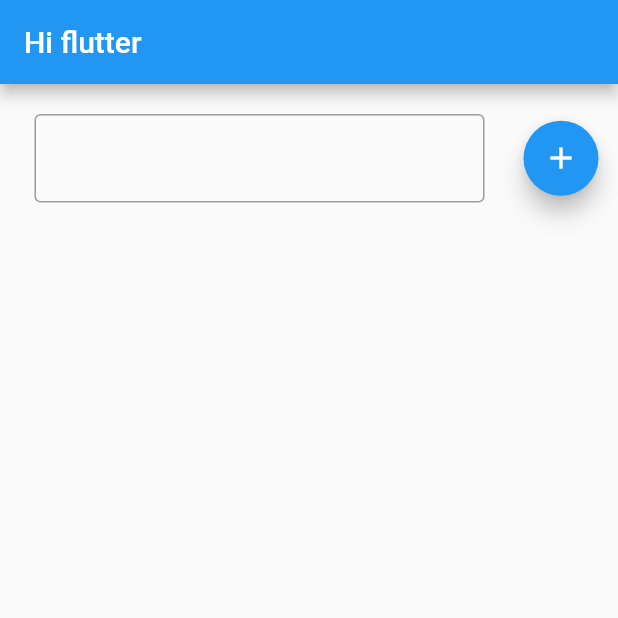
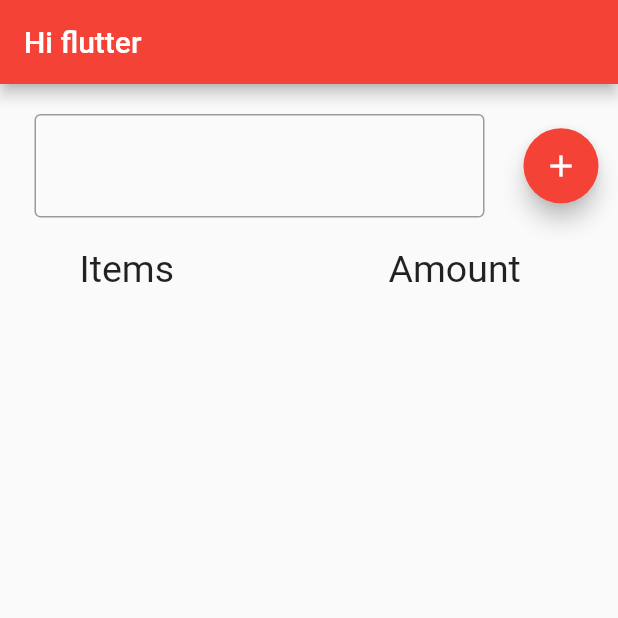
Before and after one commit to jiratch/MyFlutter, a Flutter app: the screen it shows after launch, on a phone screen of 412 x 824 dp, the top half of it. Run offline on Flutter 3.47's test engine with Material 2 defaults, Android fonts, the phone set to English and light mode, and no system bars.

Commit message:
finished requirment

```diff
--- a/myproject/lib/main.dart
+++ b/myproject/lib/main.dart
@@ -20,7 +20,7 @@ class MyApp extends StatelessWidget {
         // or simply save your changes to "hot reload" in a Flutter IDE).
         // Notice that the counter didn't reset back to zero; the application
         // is not restarted.
-        primarySwatch: Colors.blue,
+        primarySwatch: Colors.red,
         // This makes the visual density adapt to the platform that you run
         // the app on. For desktop platforms, the controls will be smaller and
         // closer together (more dense) than on mobile platforms.
@@ -50,16 +50,22 @@ class MyHomePage extends StatefulWidget {
 }
 
 class _MyHomePageState extends State<MyHomePage> {
+  final myController = TextEditingController();
   List<String> elements = [];
-
-  var map = {};
+  var map;
   var number = [];
   var count = [];
+
+  @override
+  void dispose() {
+    // Clean up the controller when the widget is disposed.
+    myController.dispose();
+    super.dispose();
+  }
 
   void _addNumber(val) {
     map = {};
     setState(() {
-
       elements.add(val);
       elements.forEach((element) {
         if (!map.containsKey(element)) {
@@ -79,36 +85,73 @@ void _addNumber(val) {
 
   @override
   Widget build(BuildContext context) {
-    return  Scaffold(
-      appBar:  AppBar(
-        title:  Text("Hi flutter"),
+    return Scaffold(
+        appBar: AppBar(
+          title: Text("Hi flutter"),
         ),
-      body: Row(
-
+        body: SafeArea(
+          child: ListView(
+            children: <Widget>[
+              Row(
                 mainAxisAlignment: MainAxisAlignment.spaceAround,
                 children: <Widget>[
                   Container(
                       margin: const EdgeInsets.only(top: 20.0, left: 10.0),
                       width: 300.0,
                       child: TextField(
+                        controller: myController,
                         obscureText: false,
                         decoration: InputDecoration(
                           border: OutlineInputBorder(),
                           labelText: '',
                         ),
-)
-),
+                        style: TextStyle(fontSize: 25))),
                   Container(
                       margin: const EdgeInsets.only(top: 20.0),
                       width: 50.0,
                       child: FloatingActionButton(
-        onPressed: () => _addNumber('B'),
+                        onPressed: () => _addNumber(myController.text),
                         tooltip: 'Increment',
                         child: Icon(Icons.add),
-      ))
-
+                      )),
                 ],
               ),
-    );
+               Row(
+                mainAxisAlignment: MainAxisAlignment.spaceAround,
+                children: <Widget>[
+                  Container(
+                    margin: const EdgeInsets.only(top: 20.0),
+                    width: 100.0,
+                    child: Text("Items",style: TextStyle(fontSize: 25))),
+                    Container(
+                    margin: const EdgeInsets.only(top: 20.0),
+                    width: 100.0,
+                    child: Text("Amount",style: TextStyle(fontSize: 25))
+
+                  )
+                ],
+              ),
+              Row(
+                mainAxisAlignment: MainAxisAlignment.spaceAround,
+                children: <Widget>[
+                  Container(
+                    margin: const EdgeInsets.only(top: 20.0),
+                    width: 100.0,
+                    child: Column(
+                        children: number.map((i) => new Text(i.toString(),
+                              style: TextStyle(fontSize: 30))).toList()),
+                  ),
+                    Container(
+                    margin: const EdgeInsets.only(left:100,top: 20.0),
+                    width: 100.0,
+                    child: Column(
+                        children: count.map((i) => new Text(i.toString(),
+                                style: TextStyle(fontSize: 30))).toList()),
+                  )
+                ],
+              ),
+            ],
+          ),
+        ));
   }
 }
```
Lines whose indentation alone changed are shown as unchanged.
